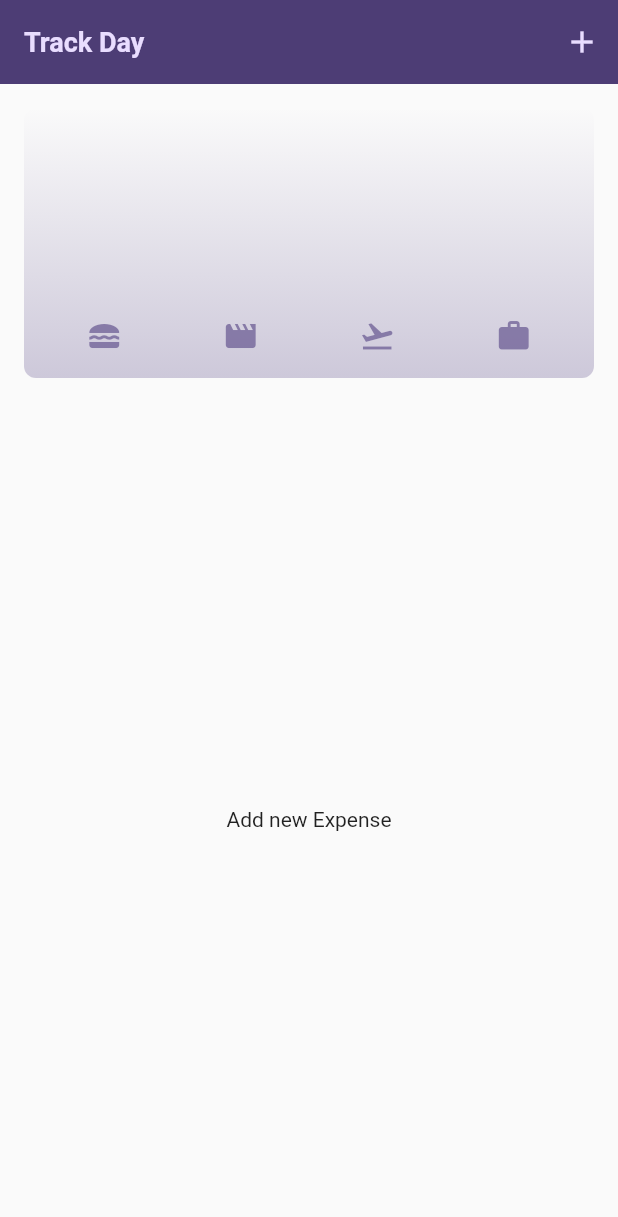
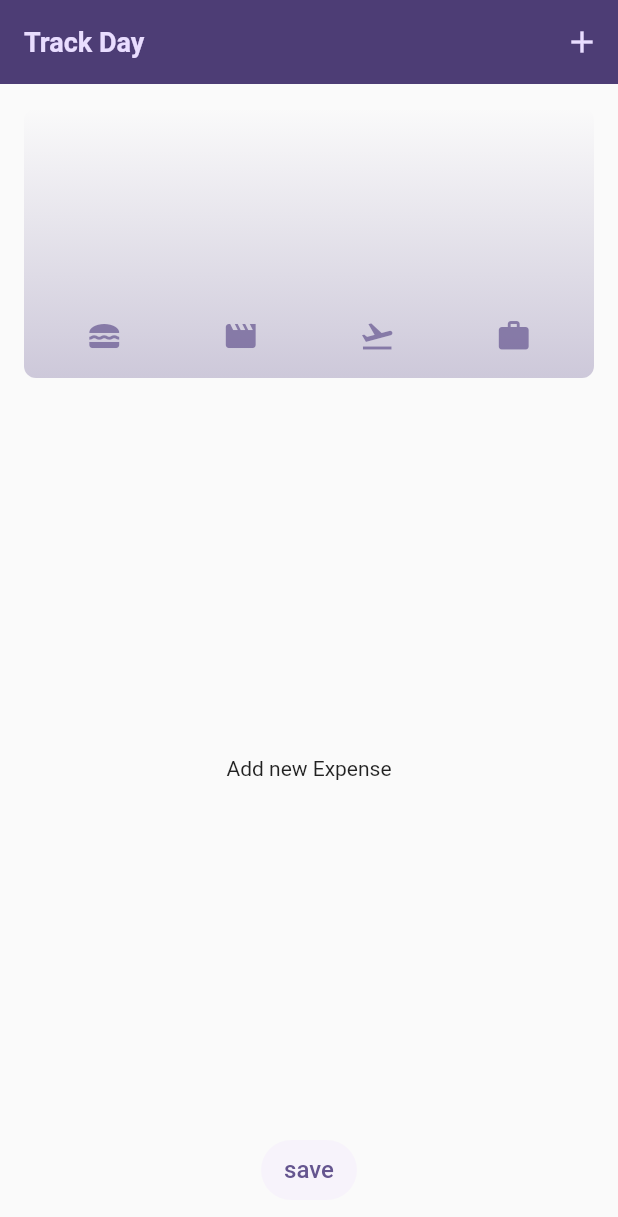
Before and after one commit to BrijeshSajeev/Flutter_Learnings, a Flutter app: the screen it shows after launch, on a phone screen of 412 x 824 dp. Shown: the top 1217 px of the screen. Run offline on Flutter 3.47's test engine with Material 2 defaults, Android fonts, the phone set to English and light mode, and no system bars; our stand-ins replace google_fonts, shared_preferences.

Commit message:
new:shared preference

```diff
--- a/expense_tracker/lib/models/expense_storage.dart
+++ b/expense_tracker/lib/models/expense_storage.dart
@@ -5,7 +5,7 @@ import 'dart:convert';
 class ExpenseStorage {
   Future<void> saveExpenses(List<Expense> expenses) async {
     final prefs = await SharedPreferences.getInstance();
-    final key = 'expenses';
+    const key = 'expenses';
 
     // Convert List<Expense> to List<String>
     final value =
@@ -16,7 +16,7 @@ class ExpenseStorage {
 
   Future<List<Expense>> loadExpenses() async {
     final prefs = await SharedPreferences.getInstance();
-    final key = 'expenses';
+    const key = 'expenses';
     final value = prefs.getStringList(key);
 
     if (value == null) {
--- a/expense_tracker/lib/widgets/expenses.dart
+++ b/expense_tracker/lib/widgets/expenses.dart
@@ -39,7 +39,7 @@ class _ExpensesState extends State<Expenses> with WidgetsBindingObserver {
   @override
   void initState() {
     super.initState();
-    WidgetsBinding.instance?.addObserver(this);
+    WidgetsBinding.instance.addObserver(this);
 
     // Load expenses when the app is opened
     _loadExpenses();
@@ -47,15 +47,18 @@ class _ExpensesState extends State<Expenses> with WidgetsBindingObserver {
 
   @override
   void dispose() {
-    WidgetsBinding.instance?.removeObserver(this);
+    WidgetsBinding.instance.removeObserver(this);
     super.dispose();
   }
 
   // Callback for app lifecycle state changes
   @override
   void didChangeAppLifecycleState(AppLifecycleState state) {
-    if (state == AppLifecycleState.paused) {
-      // Save expenses when the app is closed
+    super.didChangeAppLifecycleState(state);
+
+    // Save expenses when the app is closed
+    if (state == AppLifecycleState.detached ||
+        state == AppLifecycleState.paused) {
       _saveExpenses();
     }
   }
@@ -67,11 +70,9 @@ class _ExpensesState extends State<Expenses> with WidgetsBindingObserver {
 
   // Function to load expenses
   Future<void> _loadExpenses() async {
-    print("object");
     final loadedExpenses = await _expenseStorage.loadExpenses();
     setState(() {
       _regeisteredExpenses = loadedExpenses;
-      print(_regeisteredExpenses);
     });
   }
 
@@ -145,6 +146,21 @@ class _ExpensesState extends State<Expenses> with WidgetsBindingObserver {
                           child: Text('Add new Expense'),
                         ),
                 ),
+                TextButton(
+                  onPressed: () async {
+                    await _expenseStorage.saveExpenses(_regeisteredExpenses);
+                  },
+                  style: TextButton.styleFrom(
+                    backgroundColor: const Color.fromARGB(59, 239, 221, 253),
+                  ),
+                  child: const Text("save",
+                      style: TextStyle(
+                        fontSize: 16,
+                      )),
+                ),
+                const SizedBox(
+                  height: 20,
+                )
               ],
             )
           : Row(
@@ -160,6 +176,12 @@ class _ExpensesState extends State<Expenses> with WidgetsBindingObserver {
                           child: Text('Add new Expense'),
                         ),
                 ),
+                TextButton(
+                  onPressed: () async {
+                    await _expenseStorage.saveExpenses(_regeisteredExpenses);
+                  },
+                  child: const Text("save"),
+                )
               ],
             ),
     );
```
